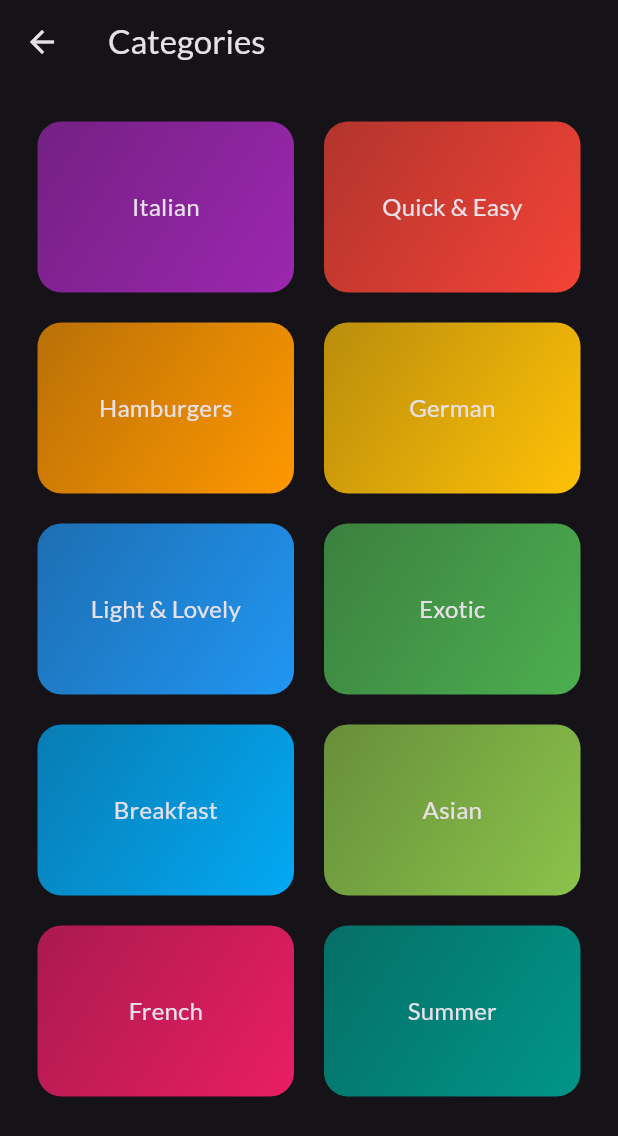
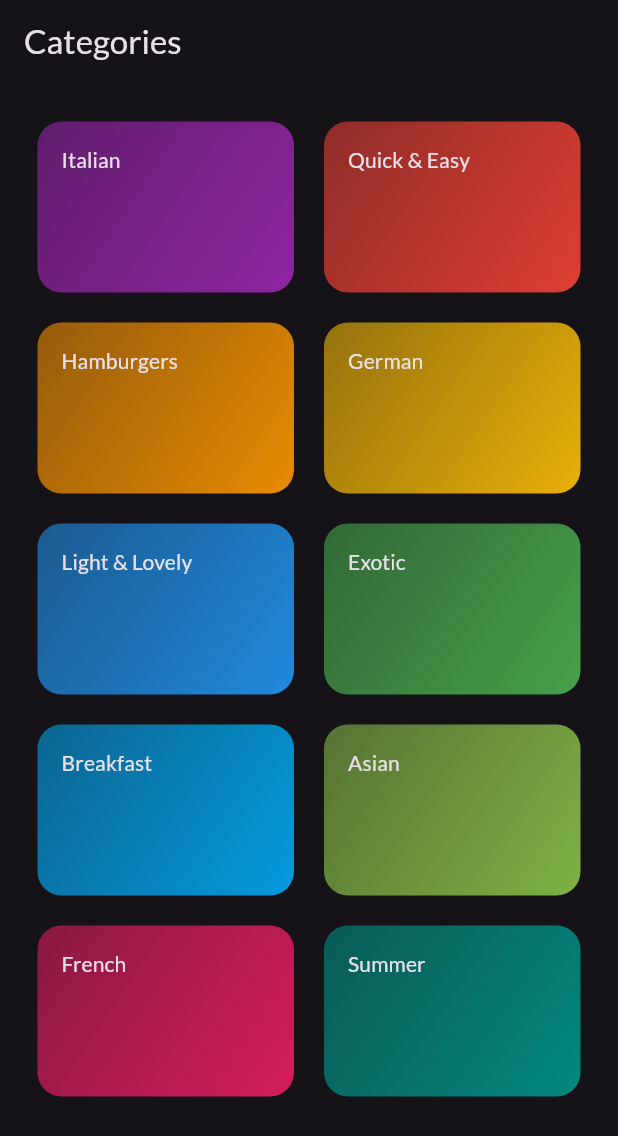
Before and after one commit to raianibnfaiz/Meal-Explore-App, a Flutter app: the CategoriesScreen screen opened directly, on a phone screen of 412 x 824 dp. Shown: the top 1136 px of the screen. Run offline on Flutter 3.47's test engine with Material 2 defaults, Android fonts, the phone set to English and light mode, and no system bars; our stand-ins replace google_fonts, transparent_image.

```diff
--- a/lib/main.dart
+++ b/lib/main.dart
@@ -1,8 +1,6 @@
 import 'package:flutter/material.dart';
 import 'package:google_fonts/google_fonts.dart';
-import 'package:mealexplore/data/dummy_data.dart';
 import 'package:mealexplore/screens/categories.dart';
-import 'package:mealexplore/screens/mealsScreen.dart';
 
 final theme = ThemeData(
   useMaterial3: true,
@@ -24,7 +22,7 @@ class MyApp extends StatelessWidget {
     return MaterialApp(
       title: 'Flutter Demo',
       theme: theme,
-      home: const MealsScreen(title: "Some Meals", meals: dummyMeals),
+      home: const CategoriesScreen(),
       debugShowCheckedModeBanner: false,
     );
   }
--- a/lib/widgets/CategoryGridItem.dart
+++ b/lib/widgets/CategoryGridItem.dart
@@ -1,35 +1,46 @@
 import 'package:flutter/material.dart';
 import 'package:mealexplore/models/category.dart';
 
-class CategoryGridItem extends StatefulWidget {
-  const CategoryGridItem({super.key, required this.category});
+class CategoryGridItem extends StatelessWidget {
+  const CategoryGridItem(
+      {super.key, required this.category, required this.onSelectCategory});
+
   final Category category;
+  final void Function() onSelectCategory;
 
-  @override
-  State<CategoryGridItem> createState() => _CategoryGridItemState();
-}
 
-class _CategoryGridItemState extends State<CategoryGridItem> {
   @override
   Widget build(BuildContext context) {
     return InkWell(
-      onTap: () {},
-      splashColor: Theme.of(context).primaryColor,
+      onTap: onSelectCategory,
+      splashColor: Theme
+          .of(context)
+          .primaryColor,
       child: Container(
+        padding: const EdgeInsets.all(16),
         decoration: BoxDecoration(
-          borderRadius: BorderRadius.circular(16),
-          gradient: LinearGradient(colors: [
-            widget.category.color.withOpacity(0.7),
-            widget.category.color
-          ], begin: Alignment.topLeft, end: Alignment.bottomRight),
+            borderRadius: BorderRadius.circular(16),
+            gradient: LinearGradient(
+              colors: [
+                category.color.withOpacity(0.55),
+                category.color.withOpacity(0.9),
+              ],
+              begin: Alignment.topLeft,
+              end: Alignment.bottomRight,
+            )),
+        child: Text(
+          category.title,
+          style: Theme
+              .of(context)
+              .textTheme
+              .titleSmall!
+              .copyWith(
+            color: Theme
+                .of(context)
+                .colorScheme
+                .onBackground,
+          ),
         ),
-        child: Center(
-            child: Text(
-          widget.category.title,
-          style: Theme.of(context).textTheme.titleMedium?.copyWith(
-                color: Theme.of(context).colorScheme.onBackground,
-              ),
-        )),
       ),
     );
   }
--- a/pubspec.yaml
+++ b/pubspec.yaml
@@ -36,6 +36,7 @@ dependencies:
   # Use with the CupertinoIcons class for iOS style icons.
   cupertino_icons: ^1.0.2
   google_fonts: ^5.1.0
+  transparent_image: ^2.0.1
 
 dev_dependencies:
   flutter_test:
```
Also changed, not shown: lib/screens/categories.dart (+16 -2 lines), lib/screens/mealsScreen.dart (+4 -3 lines), lib/widgets/meal_item.dart (added, +79 -0 lines), lib/widgets/meal_item_trait.dart (added, +29 -0 lines), lib/widgets/meal_details.dart (added), pubspec.lock.
